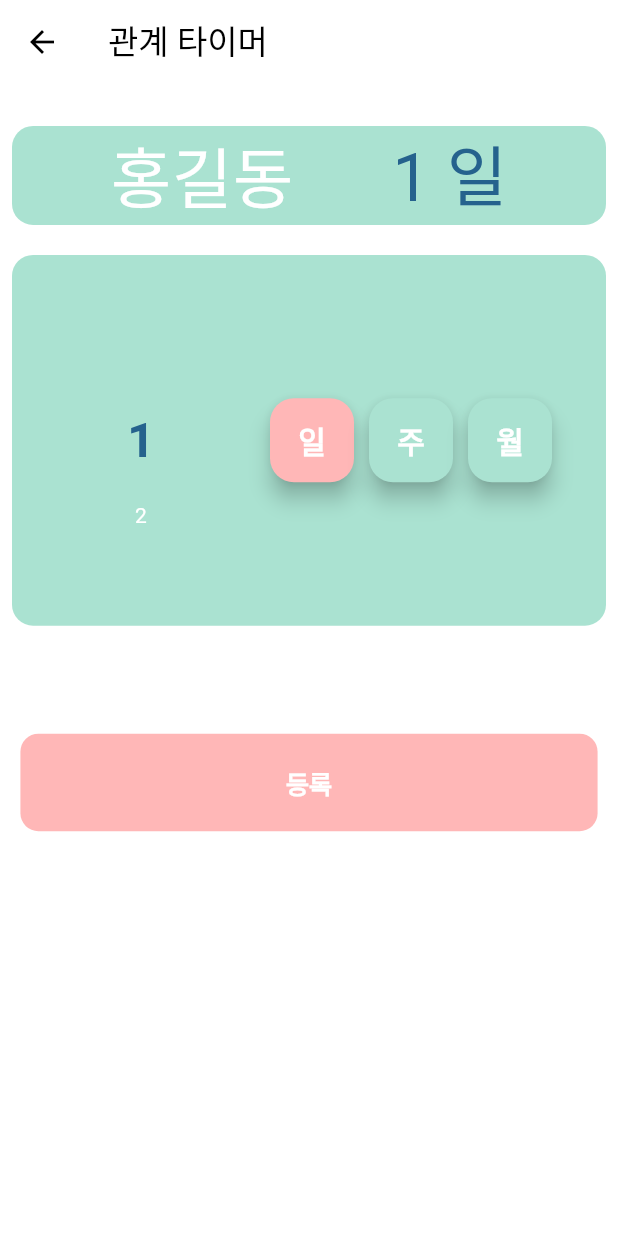
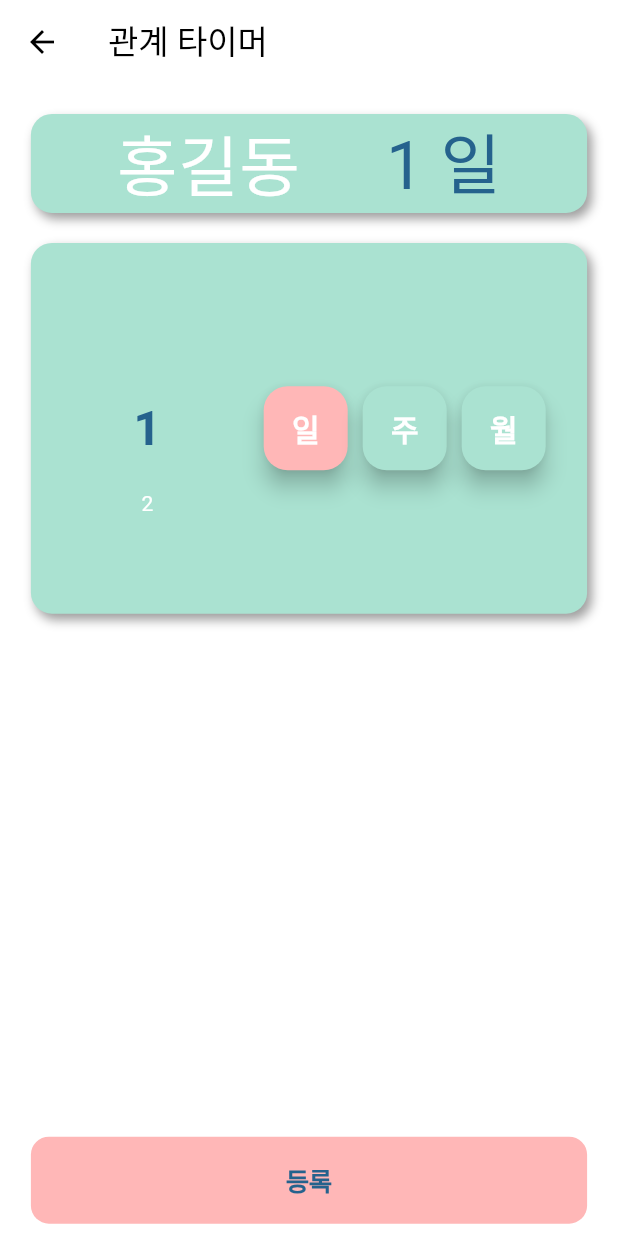
Before and after one commit to Dante0922/PreciousPeople, a Flutter app: the screen it shows after launch, after a tap on "유진", on a phone screen of 412 x 824 dp. Run offline on Flutter 3.47's test engine with Material 2 defaults, Android fonts, the light colour scheme and no system bars; drawn by our look-alikes of numberpicker; our stand-ins replace flex_color_scheme, flutter_riverpod, flutter_slidable, font_awesome_flutter, go_router, smooth_page_indicator.

Commit message:
setTimer 고도화..

```diff
--- a/lib/features/relationship/views/releationship_list_screen.dart
+++ b/lib/features/relationship/views/releationship_list_screen.dart
@@ -39,7 +39,7 @@ class _RelationshipListScreenState
     return Scaffold(
       appBar: AppBar(
         title: Text(
-          "소중한 관계",
+          "소중한 사람들",
           style: TextStyle(
             color: Theme.of(context).colorScheme.tertiary,
             fontWeight: FontWeight.w600,
--- a/lib/features/relationship/views/set_relation_timer_screen.dart
+++ b/lib/features/relationship/views/set_relation_timer_screen.dart
@@ -41,15 +41,23 @@ class _SetRelationTimerState extends ConsumerState<SetRelationTimer> {
         title: const Text("관계 타이머"),
       ),
       body: Padding(
-        padding: const EdgeInsets.all(8.0),
+        padding: EdgeInsets.symmetric(
+          horizontal: MediaQuery.of(context).size.width * 0.05,
+        ),
         child: Column(
           children: [
             Gaps.v20,
             Container(
-              width: MediaQuery.of(context).size.width,
               height: MediaQuery.of(context).size.height * 0.08,
               decoration: BoxDecoration(
                 color: Theme.of(context).primaryColor,
+                boxShadow: const [
+                  BoxShadow(
+                    color: Colors.grey,
+                    blurRadius: 5,
+                    offset: Offset(3, 4),
+                  ),
+                ],
                 borderRadius: BorderRadius.circular(
                   Sizes.size14,
                 ),
@@ -86,6 +94,13 @@ class _SetRelationTimerState extends ConsumerState<SetRelationTimer> {
               child: DecoratedBox(
                 decoration: BoxDecoration(
                   color: Theme.of(context).primaryColor,
+                  boxShadow: const [
+                    BoxShadow(
+                      color: Colors.grey,
+                      blurRadius: 5,
+                      offset: Offset(3, 4),
+                    ),
+                  ],
                   borderRadius: BorderRadius.circular(
                     Sizes.size14,
                   ),
@@ -158,22 +173,29 @@ class _SetRelationTimerState extends ConsumerState<SetRelationTimer> {
               ),
             ),
             Gaps.v72,
-            CupertinoButton(
+          ],
+        ),
+      ),
+      bottomNavigationBar: Container(
+        padding: EdgeInsets.only(
+          bottom: MediaQuery.of(context).padding.bottom +
+              MediaQuery.of(context).size.height * 0.01,
+          left: MediaQuery.of(context).size.width * 0.05,
+          right: MediaQuery.of(context).size.width * 0.05,
+        ),
+        child: CupertinoButton(
           color: Theme.of(context).colorScheme.secondary,
           padding: EdgeInsets.symmetric(
-                horizontal: MediaQuery.of(context).size.width * 0.43,
-                vertical: Sizes.size20,
+            vertical: MediaQuery.of(context).size.height * 0.02,
           ),
           onPressed: _submit,
-              child: const Text(
+          child: Text(
             "등록",
             style: TextStyle(
-                  color: Colors.white,
+              color: Theme.of(context).colorScheme.tertiary,
               fontWeight: FontWeight.w600,
             ),
           ),
-            ),
-          ],
         ),
       ),
     );
```
Also changed, not shown: lib/features/relationship/views/widgets/relation_card.dart (+80 -10 lines), 1 other file. Lines whose indentation alone changed are shown as unchanged.
